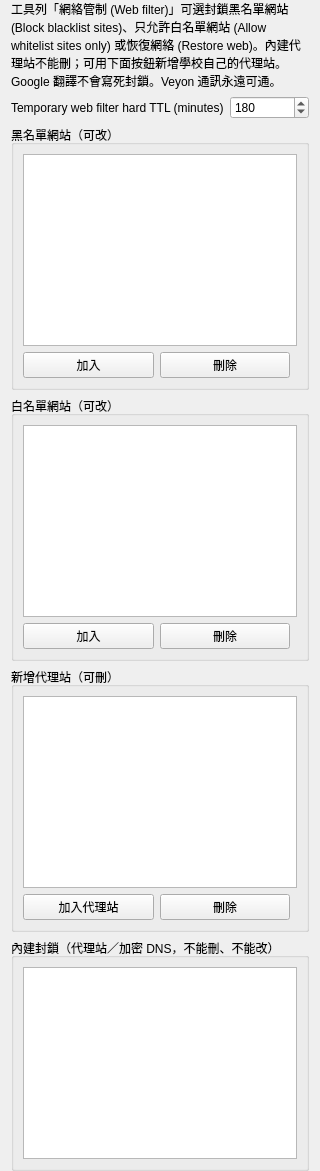
Before: the Qt Designer form plugins/webfilter/WebFilterConfigurationPage.ui in williamhk688/veyon, drawn with Qt 5.
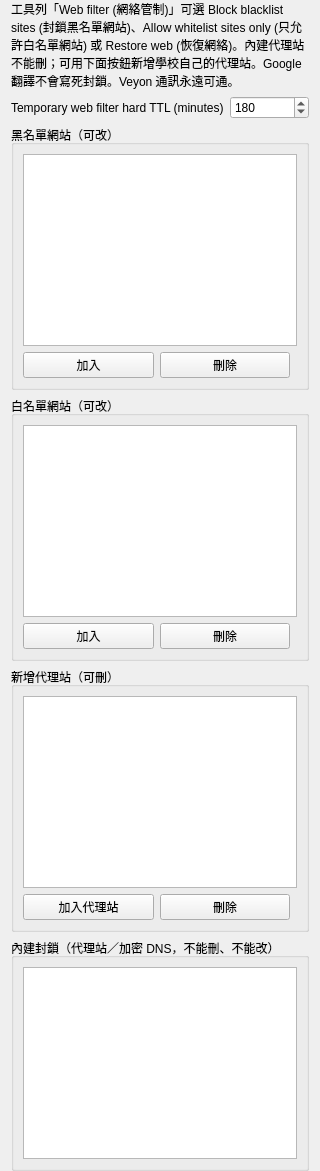
After: the same form once the commit is applied. Icons and pictures are not drawn.

Commit message:
Group emergency unlock tools and keep hotkey-unlocked web filter off.
Master now shows English-first web-filter labels, folds password change
and the teacher handbook into Emergency Unlock & Recover after Screenshot,
and ignores teacher resync of the same session after Ctrl+Alt+Shift+U.

```diff
--- a/plugins/webfilter/WebFilterConfigurationPage.ui
+++ b/plugins/webfilter/WebFilterConfigurationPage.ui
@@ -22,7 +22,7 @@
       <bool>true</bool>
      </property>
      <property name="text">
-      <string>工具列「網絡管制 (Web filter)」可選封鎖黑名單網站 (Block blacklist sites)、只允許白名單網站 (Allow whitelist sites only) 或恢復網絡 (Restore web)。內建代理站不能刪；可用下面按鈕新增學校自己的代理站。Google 翻譯不會寫死封鎖。Veyon 通訊永遠可通。</string>
+      <string>工具列「Web filter (網絡管制)」可選 Block blacklist sites (封鎖黑名單網站)、Allow whitelist sites only (只允許白名單網站) 或 Restore web (恢復網絡)。內建代理站不能刪；可用下面按鈕新增學校自己的代理站。Google 翻譯不會寫死封鎖。Veyon 通訊永遠可通。</string>
      </property>
     </widget>
    </item>
```
The commit also changes 13 other files.
